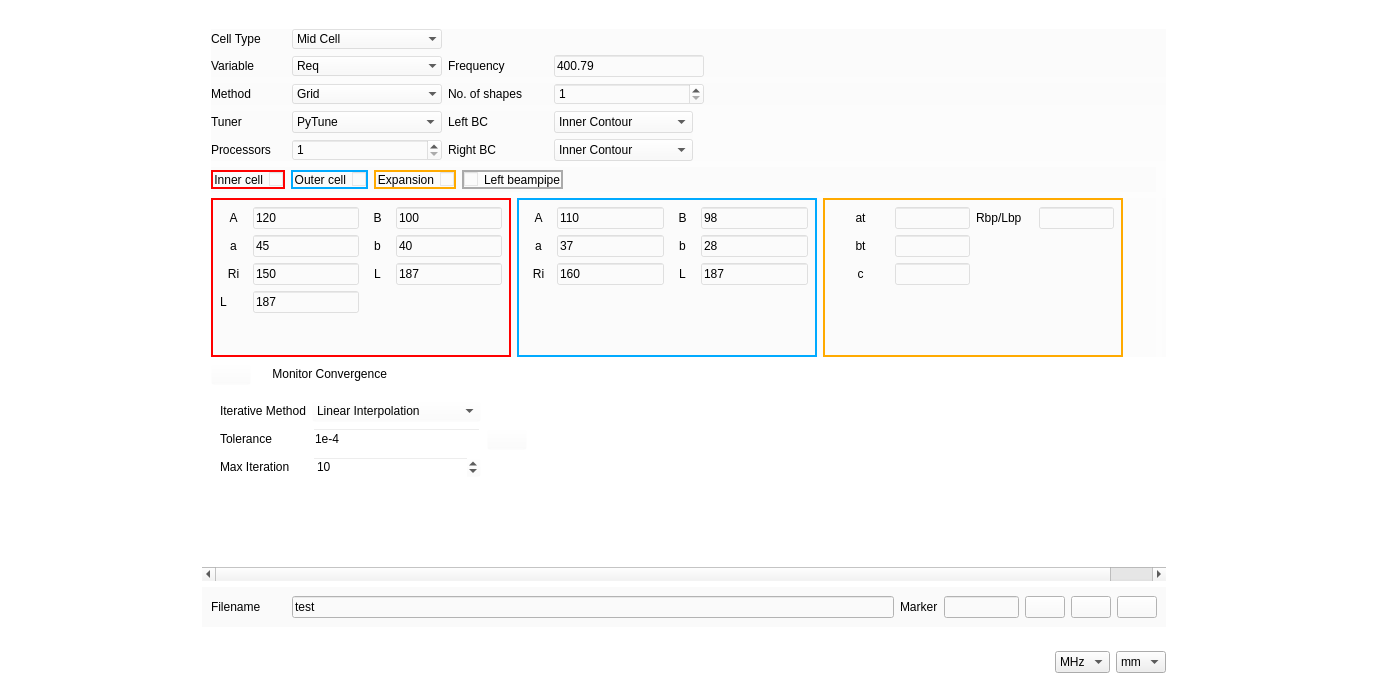
The window that ui_files/run_tune.ui (Dark-Elektron/CavityDesignHub) describes before a commit, drawn with Qt 5.
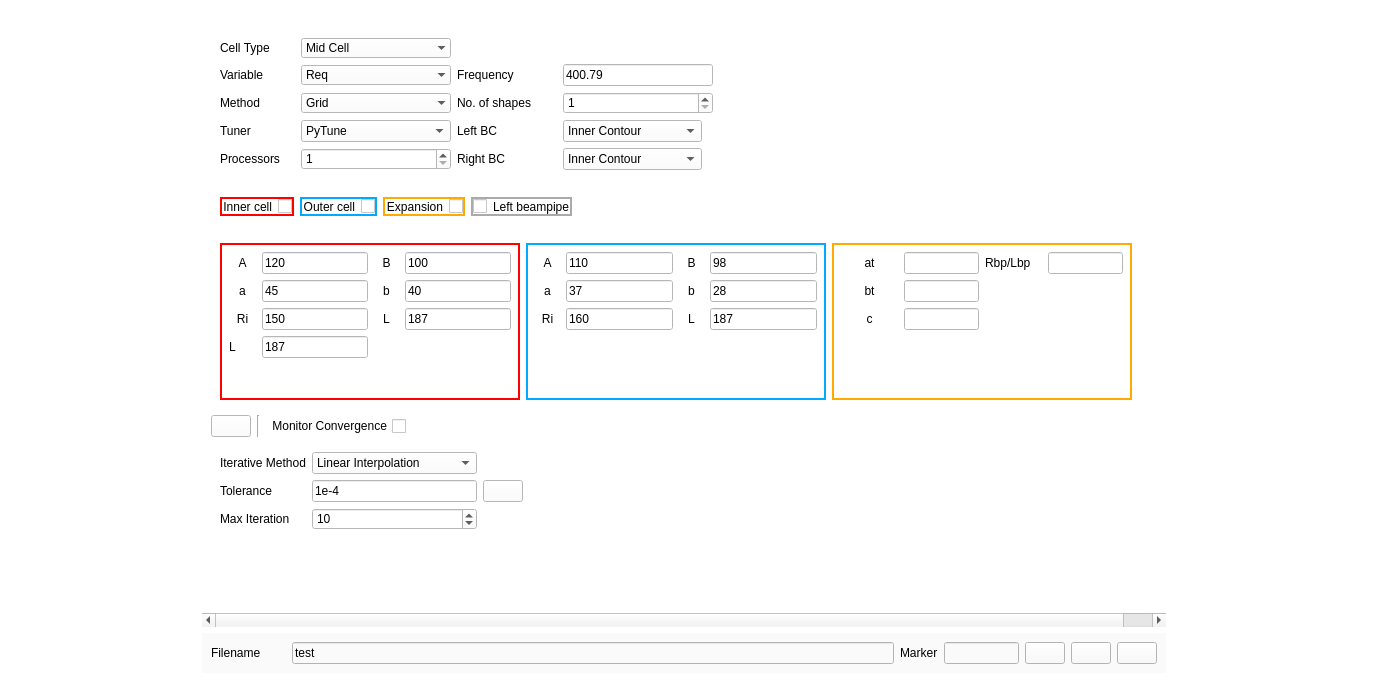
The same window after the commit. Icons and pictures are not drawn.

Diff of the .ui file:
```diff
--- a/ui_files/run_tune.ui
+++ b/ui_files/run_tune.ui
@@ -39,63 +39,6 @@
       <property name="bottomMargin">
        <number>0</number>
       </property>
-      <item row="1" column="0">
-       <widget class="QWidget" name="widget_8" native="true">
-        <layout class="QGridLayout" name="gridLayout_25">
-         <item row="0" column="1">
-          <widget class="QComboBox" name="comboBox_3">
-           <item>
-            <property name="text">
-             <string>MHz</string>
-            </property>
-           </item>
-           <item>
-            <property name="text">
-             <string>GHz</string>
-            </property>
-           </item>
-           <item>
-            <property name="text">
-             <string>Hz</string>
-            </property>
-           </item>
-          </widget>
-         </item>
-         <item row="0" column="0">
-          <spacer name="horizontalSpacer_14">
-           <property name="orientation">
-            <enum>Qt::Horizontal</enum>
-           </property>
-           <property name="sizeHint" stdset="0">
-            <size>
-             <width>40</width>
-             <height>20</height>
-            </size>
-           </property>
-          </spacer>
-         </item>
-         <item row="0" column="2">
-          <widget class="QComboBox" name="comboBox_2">
-           <item>
-            <property name="text">
-             <string>mm</string>
-            </property>
-           </item>
-           <item>
-            <property name="text">
-             <string>cm</string>
-            </property>
-           </item>
-           <item>
-            <property name="text">
-             <string>m</string>
-            </property>
-           </item>
-          </widget>
-         </item>
-        </layout>
-       </widget>
-      </item>
       <item row="0" column="0">
        <widget class="QWidget" name="widget_3" native="true">
         <layout class="QGridLayout" name="gridLayout_24">
@@ -115,10 +58,13 @@
              <rect>
               <x>0</x>
               <y>0</y>
-              <width>1308</width>
-              <height>533</height>
+              <width>1293</width>
+              <height>584</height>
              </rect>
             </property>
+            <property name="styleSheet">
+             <string notr="true">background-color: rgb(255, 255, 255);</string>
+            </property>
             <layout class="QGridLayout" name="gridLayout_14">
              <item row="4" column="0">
               <widget class="QWidget" name="w_Tune_Settings" native="true">
@@ -352,7 +298,7 @@
              <item row="2" column="0">
               <widget class="QWidget" name="w_Enter_Shape_Space_Manual" native="true">
                <property name="styleSheet">
-                <string notr="true">background-color: rgba(250, 250, 250, 100);</string>
+                <string notr="true">background-color: rgb(255, 255, 255);</string>
                </property>
                <layout class="QGridLayout" name="gridLayout_23">
                 <property name="leftMargin">
@@ -364,150 +310,9 @@
                 <property name="bottomMargin">
                  <number>0</number>
                 </property>
-                <item row="1" column="0">
-                 <widget class="QWidget" name="widget_2" native="true">
-                  <layout class="QGridLayout" name="gridLayout_4">
-                   <property name="leftMargin">
-                    <number>0</number>
-                   </property>
-                   <property name="topMargin">
-                    <number>0</number>
-                   </property>
-                   <property name="rightMargin">
-                    <number>0</number>
-                   </property>
-                   <property name="bottomMargin">
-                    <number>0</number>
-                   </property>
-                   <item row="0" column="0">
-                    <widget class="QWidget" name="widget_14" native="true">
-                     <property name="styleSheet">
-                      <string notr="true">background-color: rgba(250, 250, 250, 100);</string>
-                     </property>
-                     <layout class="QGridLayout" name="gridLayout_17">
-                      <property name="leftMargin">
-                       <number>0</number>
-                      </property>
-                      <property name="topMargin">
-                       <number>0</number>
-                      </property>
-                      <property name="rightMargin">
-                       <number>0</number>
-                      </property>
-                      <property name="bottomMargin">
-                       <number>0</number>
-                      </property>
-                      <item row="0" column="6">
-                       <spacer name="horizontalSpacer">
-                        <property name="orientation">
-                         <enum>Qt::Horizontal</enum>
-                        </property>
-                        <property name="sizeHint" stdset="0">
-                         <size>
-                          <width>40</width>
-                          <height>20</height>
-                         </size>
-                        </property>
-                       </spacer>
-                      </item>
-                      <item row="0" column="1">
-                       <widget class="QCheckBox" name="cb_Outer_Cell">
-                        <property name="layoutDirection">
-                         <enum>Qt::RightToLeft</enum>
-                        </property>
-                        <property name="styleSheet">
-                         <string notr="true">border: 2px solid rgb(0, 170, 255);</string>
-                        </property>
-                        <property name="text">
-                         <string>Outer cell</string>
-                        </property>
-                       </widget>
-                      </item>
-                      <item row="0" column="0">
-                       <widget class="QCheckBox" name="cb_Inner_Cell">
-                        <property name="layoutDirection">
-                         <enum>Qt::RightToLeft</enum>
-                        </property>
-                        <property name="styleSheet">
-                         <string notr="true">border: 2px solid rgb(255, 0, 0);</string>
-                        </property>
-                        <property name="text">
-                         <string>Inner cell</string>
-                        </property>
-                       </widget>
-                      </item>
-                      <item row="0" column="4">
-                       <widget class="QCheckBox" name="cb_LBP">
-                        <property name="styleSheet">
-                         <string notr="true">border: 2px solid rgb(170, 170, 170);</string>
-                        </property>
-                        <property name="text">
-                         <string>Left beampipe</string>
-                        </property>
-                       </widget>
-                      </item>
-                      <item row="0" column="2">
-                       <widget class="QCheckBox" name="cb_Expansion">
-                        <property name="layoutDirection">
-                         <enum>Qt::RightToLeft</enum>
-                        </property>
-                        <property name="styleSheet">
-                         <string notr="true">border: 2px solid rgb(255, 170, 0);</string>
-                        </property>
-                        <property name="text">
-                         <string>Expansion</string>
-                        </property>
-                       </widget>
-                      </item>
-                      <item row="0" column="5">
-                       <widget class="QLabel" name="l_Input_Help">
-                        <property name="minimumSize">
-                         <size>
-                          <width>25</width>
-                          <height>25</height>
-                         </size>
-                        </property>
-                        <property name="maximumSize">
-                         <size>
-                          <width>25</width>
-                          <height>25</height>
-                         </size>
-                        </property>
-                        <property name="toolTip">
-                         <string>&lt;html&gt;&lt;head/&gt;&lt;body&gt;&lt;p&gt;&lt;span style=&quot; font-family:'Segoe UI'; font-size:16px; font-weight:600; text-decoration: underline;&quot;&gt;Monte Carlo Generate&lt;/span&gt;&lt;/p&gt;&lt;p&gt;&lt;span style=&quot; font-family:'Segoe UI'; font-size:16px;&quot;&gt;100.93 -&amp;gt; 100.93&lt;/span&gt;&lt;/p&gt;&lt;p&gt;&lt;span style=&quot; font-family:'Segoe UI'; font-size:16px;&quot;&gt;[105.34] -&amp;gt; 105.34&lt;/span&gt;&lt;/p&gt;&lt;p&gt;&lt;span style=&quot; font-family:'Segoe UI'; font-size:16px;&quot;&gt;[20, 40] -&amp;gt; [20, 40]&lt;/span&gt;&lt;/p&gt;&lt;p&gt;&lt;span style=&quot; font-family:'Segoe UI'; font-size:16px;&quot;&gt;[12.3, 56, ..., 24] -&amp;gt; [12.3, 24]&lt;/span&gt;&lt;/p&gt;&lt;p&gt;&lt;span style=&quot; font-family:'Segoe UI'; font-size:16px;&quot;&gt;linspace(20, 40, 5) -&amp;gt; [20, 40]&lt;/span&gt;&lt;/p&gt;&lt;p&gt;&lt;span style=&quot; font-family:'Segoe UI'; font-size:16px; font-weight:600; text-decoration: underline;&quot;&gt;Grid Generate&lt;/span&gt;&lt;/p&gt;&lt;p&gt;&lt;span style=&quot; font-family:'Segoe UI'; font-size:16px;&quot;&gt;100.93 -&amp;gt; 100.93&lt;/span&gt;&lt;/p&gt;&lt;p&gt;&lt;span style=&quot; font-family:'Segoe UI'; font-size:16px;&quot;&gt;[105.34] -&amp;gt; 105.34&lt;/span&gt;&lt;/p&gt;&lt;p&gt;&lt;span style=&quot; font-family:'Segoe UI'; font-size:16px;&quot;&gt;123.45, 56.4, 130 -&amp;gt; [123.45, 56.4, 130]&lt;/span&gt;&lt;/p&gt;&lt;p&gt;&lt;span style=&quot; font-family:'Segoe UI'; font-size:16px;&quot;&gt;[12.3, 56, ..., 24] -&amp;gt; [12.3, 56, ..., 24]&lt;/span&gt;&lt;/p&gt;&lt;p&gt;&lt;span style=&quot; font-family:'Segoe UI'; font-size:16px;&quot;&gt;linspace(20, 30, 3) -&amp;gt; [20, 25, 30]&lt;/span&gt;&lt;/p&gt;&lt;p&gt;&lt;br/&gt;&lt;/p&gt;&lt;p&gt;&lt;br/&gt;&lt;/p&gt;&lt;/body&gt;&lt;/html&gt;</string>
-                        </property>
-                        <property name="text">
-                         <string/>
-                        </property>
-                        <property name="pixmap">
-                         <pixmap resource="../qss/icons.qrc">:/icons/icons/PNG/zoom.png</pixmap>
-                        </property>
-                        <property name="scaledContents">
-                         <bool>true</bool>
-                        </property>
-                       </widget>
-                      </item>
-                     </layout>
-                    </widget>
-                   </item>
-                  </layout>
-                 </widget>
-                </item>
                 <item row="2" column="0">
                  <widget class="QWidget" name="widget_12" native="true">
                   <layout class="QGridLayout" name="gridLayout_16">
-                   <property name="leftMargin">
-                    <number>0</number>
-                   </property>
-                   <property name="topMargin">
-                    <number>0</number>
-                   </property>
-                   <property name="rightMargin">
-                    <number>33</number>
-                   </property>
-                   <property name="bottomMargin">
-                    <number>0</number>
-                   </property>
                    <item row="0" column="0">
                     <widget class="QWidget" name="w_Inner_Cell" native="true">
                      <property name="minimumSize">
@@ -1240,24 +1045,12 @@
                   </layout>
                  </widget>
                 </item>
-                <item row="0" column="0" colspan="2">
-                 <widget class="QWidget" name="widget_7" native="true">
+                <item row="0" column="0">
+                 <widget class="QWidget" name="w_Tune_Input" native="true">
                   <property name="styleSheet">
-                   <string notr="true">background-color: rgba(250, 250, 250, 100);</string>
+                   <string notr="true">background-color: rgb(255, 255, 255);</string>
                   </property>
                   <layout class="QGridLayout" name="gridLayout_21">
-                   <property name="leftMargin">
-                    <number>0</number>
-                   </property>
-                   <property name="topMargin">
-                    <number>0</number>
-                   </property>
-                   <property name="rightMargin">
-                    <number>0</number>
-                   </property>
-                   <property name="bottomMargin">
-                    <number>0</number>
-                   </property>
                    <item row="2" column="2" colspan="2">
                     <widget class="QWidget" name="widget_10" native="true">
                      <layout class="QGridLayout" name="gridLayout_15">
@@ -1794,6 +1587,105 @@
                   </layout>
                  </widget>
                 </item>
+                <item row="1" column="0">
+                 <widget class="QWidget" name="w_Cell_Component_Control" native="true">
+                  <property name="styleSheet">
+                   <string notr="true">background-color: rgb(255, 255, 255);</string>
+                  </property>
+                  <layout class="QGridLayout" name="gridLayout_17">
+                   <item row="0" column="6">
+                    <spacer name="horizontalSpacer">
+                     <property name="orientation">
+                      <enum>Qt::Horizontal</enum>
+                     </property>
+                     <property name="sizeHint" stdset="0">
+                      <size>
+                       <width>40</width>
+                       <height>20</height>
+                      </size>
+                     </property>
+                    </spacer>
+                   </item>
+                   <item row="0" column="1">
+                    <widget class="QCheckBox" name="cb_Outer_Cell">
+                     <property name="layoutDirection">
+                      <enum>Qt::RightToLeft</enum>
+                     </property>
+                     <property name="styleSheet">
+                      <string notr="true">border: 2px solid rgb(0, 170, 255);</string>
+                     </property>
+                     <property name="text">
+                      <string>Outer cell</string>
+                     </property>
+                    </widget>
+                   </item>
+                   <item row="0" column="0">
+                    <widget class="QCheckBox" name="cb_Inner_Cell">
+                     <property name="layoutDirection">
+                      <enum>Qt::RightToLeft</enum>
+                     </property>
+                     <property name="styleSheet">
+                      <string notr="true">border: 2px solid rgb(255, 0, 0);</string>
+                     </property>
+                     <property name="text">
+                      <string>Inner cell</string>
+                     </property>
+                    </widget>
+                   </item>
+                   <item row="0" column="4">
+                    <widget class="QCheckBox" name="cb_LBP">
+                     <property name="styleSheet">
+                      <string notr="true">border: 2px solid rgb(170, 170, 170);</string>
+                     </property>
+                     <property name="text">
+                      <string>Left beampipe</string>
+                     </property>
+                    </widget>
+                   </item>
+                   <item row="0" column="2">
+                    <widget class="QCheckBox" name="cb_Expansion">
+                     <property name="layoutDirection">
+                      <enum>Qt::RightToLeft</enum>
+                     </property>
+                     <property name="styleSheet">
+                      <string notr="true">border: 2px solid rgb(255, 170, 0);</string>
+                     </property>
+                     <property name="text">
+                      <string>Expansion</string>
+                     </property>
+                    </widget>
+                   </item>
+                   <item row="0" column="5">
+                    <widget class="QLabel" name="l_Input_Help">
+                     <property name="minimumSize">
+                      <size>
+                       <width>25</width>
+                       <height>25</height>
+                      </size>
+                     </property>
+                     <property name="maximumSize">
+                      <size>
+                       <width>25</width>
+                       <height>25</height>
+                      </size>
+                     </property>
+                     <property name="toolTip">
+                      <string>&lt;html&gt;&lt;head/&gt;&lt;body&gt;&lt;p&gt;&lt;span style=&quot; font-family:'Segoe UI'; font-size:16px; font-weight:600; text-decoration: underline;&quot;&gt;Monte Carlo Generate&lt;/span&gt;&lt;/p&gt;&lt;p&gt;&lt;span style=&quot; font-family:'Segoe UI'; font-size:16px;&quot;&gt;100.93 -&amp;gt; 100.93&lt;/span&gt;&lt;/p&gt;&lt;p&gt;&lt;span style=&quot; font-family:'Segoe UI'; font-size:16px;&quot;&gt;[105.34] -&amp;gt; 105.34&lt;/span&gt;&lt;/p&gt;&lt;p&gt;&lt;span style=&quot; font-family:'Segoe UI'; font-size:16px;&quot;&gt;[20, 40] -&amp;gt; [20, 40]&lt;/span&gt;&lt;/p&gt;&lt;p&gt;&lt;span style=&quot; font-family:'Segoe UI'; font-size:16px;&quot;&gt;[12.3, 56, ..., 24] -&amp;gt; [12.3, 24]&lt;/span&gt;&lt;/p&gt;&lt;p&gt;&lt;span style=&quot; font-family:'Segoe UI'; font-size:16px;&quot;&gt;linspace(20, 40, 5) -&amp;gt; [20, 40]&lt;/span&gt;&lt;/p&gt;&lt;p&gt;&lt;span style=&quot; font-family:'Segoe UI'; font-size:16px; font-weight:600; text-decoration: underline;&quot;&gt;Grid Generate&lt;/span&gt;&lt;/p&gt;&lt;p&gt;&lt;span style=&quot; font-family:'Segoe UI'; font-size:16px;&quot;&gt;100.93 -&amp;gt; 100.93&lt;/span&gt;&lt;/p&gt;&lt;p&gt;&lt;span style=&quot; font-family:'Segoe UI'; font-size:16px;&quot;&gt;[105.34] -&amp;gt; 105.34&lt;/span&gt;&lt;/p&gt;&lt;p&gt;&lt;span style=&quot; font-family:'Segoe UI'; font-size:16px;&quot;&gt;123.45, 56.4, 130 -&amp;gt; [123.45, 56.4, 130]&lt;/span&gt;&lt;/p&gt;&lt;p&gt;&lt;span style=&quot; font-family:'Segoe UI'; font-size:16px;&quot;&gt;[12.3, 56, ..., 24] -&amp;gt; [12.3, 56, ..., 24]&lt;/span&gt;&lt;/p&gt;&lt;p&gt;&lt;span style=&quot; font-family:'Segoe UI'; font-size:16px;&quot;&gt;linspace(20, 30, 3) -&amp;gt; [20, 25, 30]&lt;/span&gt;&lt;/p&gt;&lt;p&gt;&lt;br/&gt;&lt;/p&gt;&lt;p&gt;&lt;br/&gt;&lt;/p&gt;&lt;/body&gt;&lt;/html&gt;</string>
+                     </property>
+                     <property name="text">
+                      <string/>
+                     </property>
+                     <property name="pixmap">
+                      <pixmap resource="../qss/icons.qrc">:/icons/icons/PNG/zoom.png</pixmap>
+                     </property>
+                     <property name="scaledContents">
+                      <bool>true</bool>
+                     </property>
+                    </widget>
+                   </item>
+                  </layout>
+                 </widget>
+                </item>
                </layout>
               </widget>
              </item>
```
